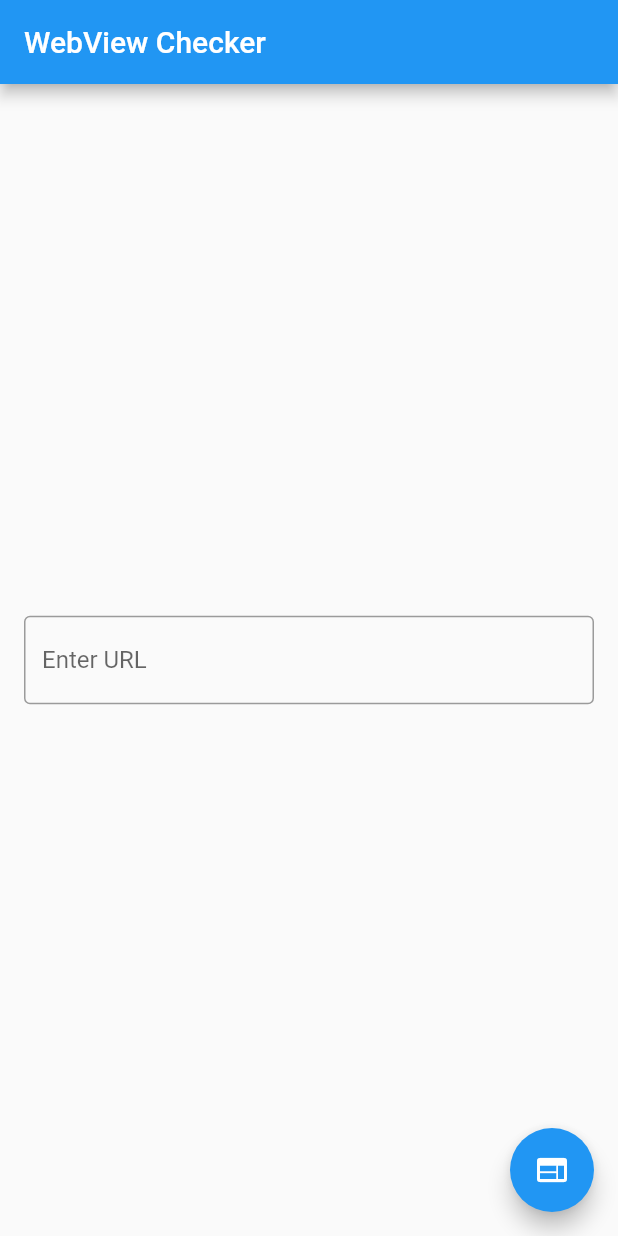
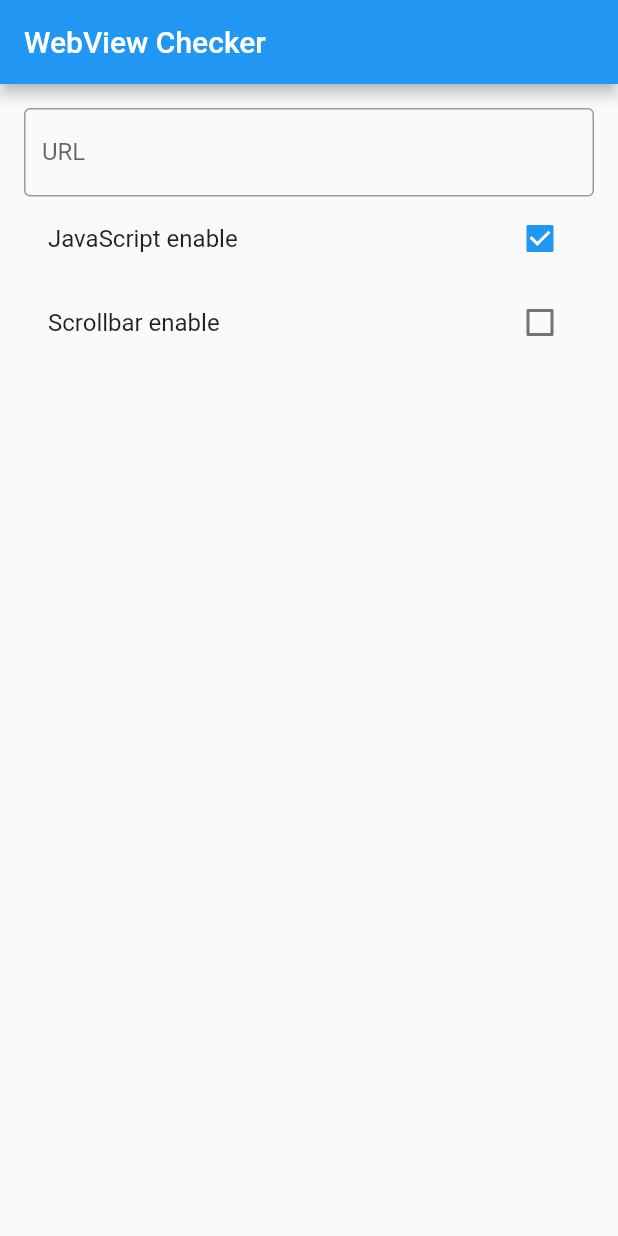
Before and after one commit to koji-1009/webview_checker, a Flutter app: the screen it shows after launch, on a phone screen of 412 x 824 dp. Run offline on Flutter 3.47's test engine with Material 2 defaults, Android fonts, the phone set to English and light mode, and no system bars; missing offline and left inert: flutter_webview_plugin.

Commit message:
Add WebView params

```diff
--- a/lib/main.dart
+++ b/lib/main.dart
@@ -45,13 +45,20 @@ class MyHomePage extends StatefulWidget {
 
 class _MyHomePageState extends State<MyHomePage> {
   String _url = "";
+  bool _withJavascript = true;
+  bool _scrollBar = false;
 
   void _showWebView() {
+    if (_url.isNotEmpty) {
       Navigator.push(
           context,
           MaterialPageRoute<Null>(
               settings: const RouteSettings(name: "/webview"),
-            builder: (BuildContext context) => WebView(_url)));
+              builder: (BuildContext context) =>
+                  WebView(_url, _withJavascript, _scrollBar)));
+    } else {
+      // show error
+    }
   }
 
   @override
@@ -68,47 +75,47 @@ class _MyHomePageState extends State<MyHomePage> {
         // the App.build method, and use it to set our appbar title.
         title: Text(widget.title),
       ),
-      body: Center(
-        // Center is a layout widget. It takes a single child and positions it
-        // in the middle of the parent.
-        child: Container(
-          margin: const EdgeInsets.only(left: 16.0, right: 16.0),
+      body: SafeArea(
+        minimum: const EdgeInsets.all(16.0),
         child: Column(
-            // Column is also layout widget. It takes a list of children and
-            // arranges them vertically. By default, it sizes itself to fit its
-            // children horizontally, and tries to be as tall as its parent.
-            //
-            // Invoke "debug paint" (press "p" in the console where you ran
-            // "flutter run", or select "Toggle Debug Paint" from the Flutter tool
-            // window in IntelliJ) to see the wireframe for each widget.
-            //
-            // Column has various properties to control how it sizes itself and
-            // how it positions its children. Here we use mainAxisAlignment to
-            // center the children vertically; the main axis here is the vertical
-            // axis because Columns are vertical (the cross axis would be
-            // horizontal).
-            mainAxisAlignment: MainAxisAlignment.center,
+          crossAxisAlignment: CrossAxisAlignment.start,
           children: <Widget>[
             TextFormField(
               maxLines: 1,
               keyboardType: TextInputType.url,
-                textInputAction: TextInputAction.done,
+              textInputAction: TextInputAction.go,
               decoration: InputDecoration(
-                    labelText: 'Enter URL', border: OutlineInputBorder()),
+                  hintText: 'Enter the URL you want to check',
+                  labelText: 'URL',
+                  border: OutlineInputBorder()),
               initialValue: _url,
-                onFieldSubmitted: (String newValue) {
-                  _url = newValue;
+              onFieldSubmitted: (String value) {
+                setState(() {
+                  _url = value;
+                  _showWebView();
+                });
+              },
+            ),
+            CheckboxListTile(
+                title: const Text('JavaScript enable'),
+                value: _withJavascript,
+                onChanged: (bool value) {
+                  setState(() {
+                    _withJavascript = value;
+                  });
+                }),
+            CheckboxListTile(
+              title: const Text('Scrollbar enable'),
+              value: _scrollBar,
+              onChanged: (bool value) {
+                setState(() {
+                  _scrollBar = value;
+                });
               },
             ),
           ],
         ),
       ),
-      ),
-      floatingActionButton: FloatingActionButton(
-        onPressed: _showWebView,
-        tooltip: 'Show WebView',
-        child: Icon(Icons.web),
-      ), // This trailing comma makes auto-formatting nicer for build methods.
     );
   }
 }
--- a/lib/webview.dart
+++ b/lib/webview.dart
@@ -3,13 +3,17 @@ import 'package:flutter_webview_plugin/flutter_webview_plugin.dart';
 
 class WebView extends StatelessWidget {
   final String _url;
+  final bool _withJavascript;
+  final bool _scrollBar;
 
-  WebView(this._url);
+  WebView(this._url, this._withJavascript, this._scrollBar);
 
   @override
   Widget build(BuildContext context) {
     return WebviewScaffold(
       url: _url,
+      withJavascript: _withJavascript,
+      scrollBar: _scrollBar,
       appBar: AppBar(
         title: Text(_url),
       ),
```
Lines whose indentation alone changed are shown as unchanged.
